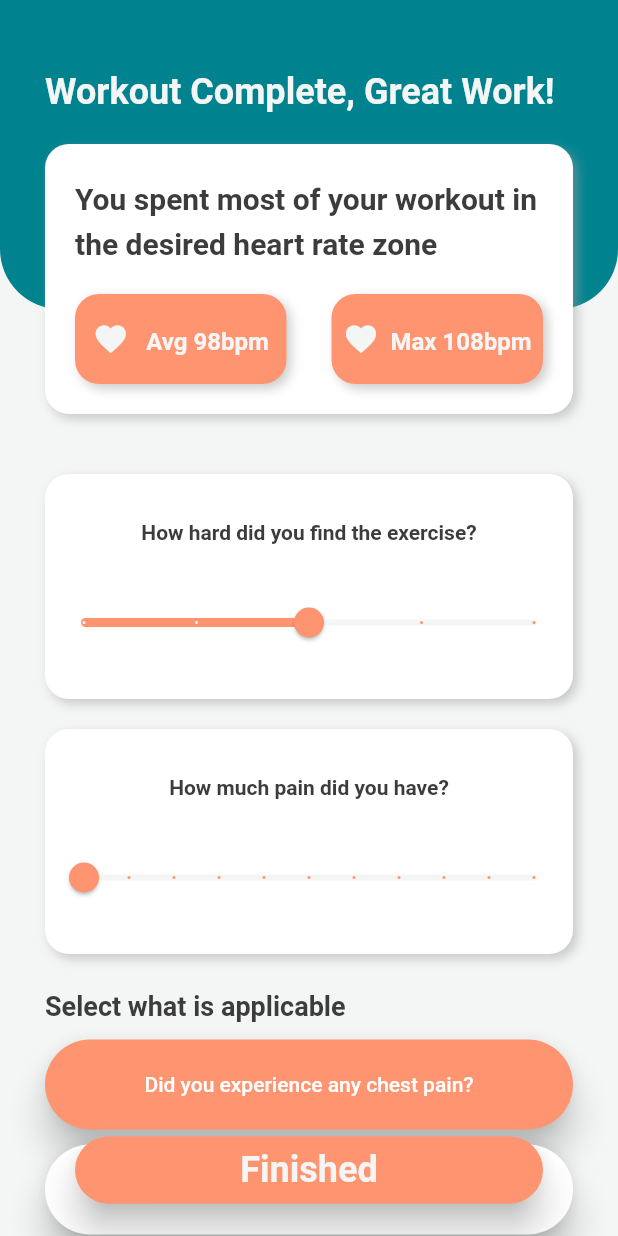
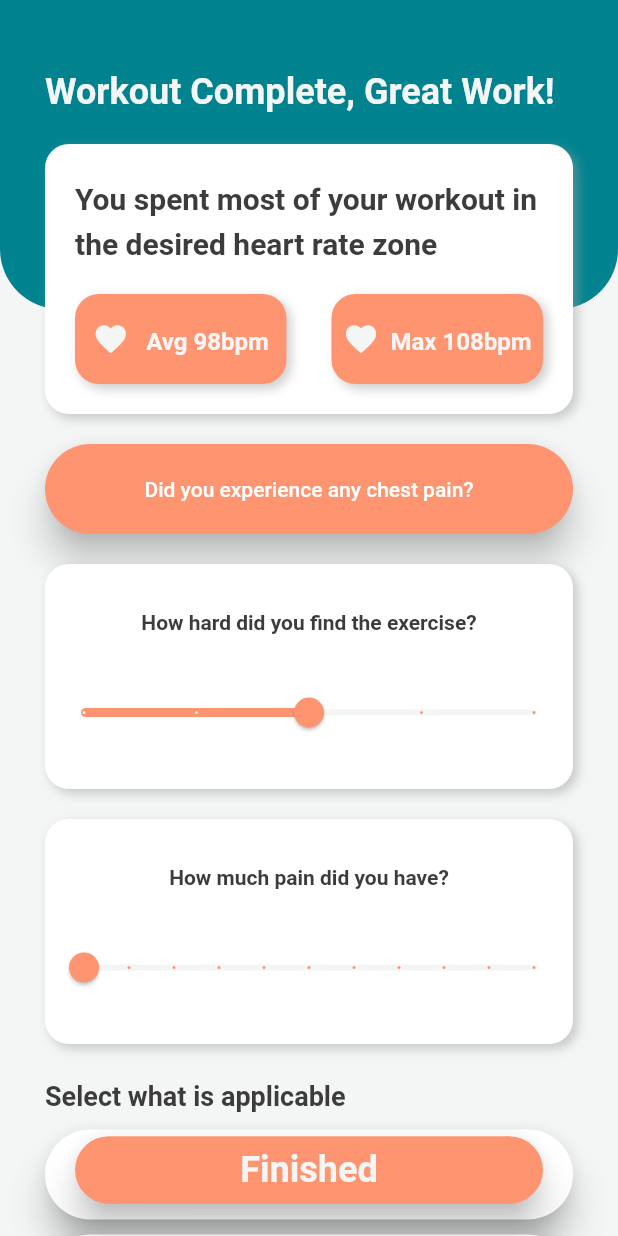
Before and after one commit to lemonfrance/fitness_mobile_app, a Flutter app: the PostExercise screen opened directly, after a tap on "Did you experience any chest pain?", on a phone screen of 412 x 824 dp. Run offline on Flutter 3.47's test engine with Material 2 defaults, Android fonts, the phone set to English and light mode, and no system bars; our stand-ins replace circular_countdown_timer, cloud_firestore, firebase_auth, firebase_core, flutter_spinkit, flutter_svg and 5 more; missing offline and left inert: dart:ffi, flutter_web_auth; accounts and stored records are empty; Roboto replaces fonts that are missing (Sohne-Buch).

Commit message:
add refresh button to post exercise

```diff
--- a/lib/pages/postExercise.dart
+++ b/lib/pages/postExercise.dart
@@ -3,6 +3,7 @@ import 'package:flutter/material.dart';
 import 'package:intl/intl.dart';
 import 'package:wearable_intelligence/Services/database.dart';
 import 'package:wearable_intelligence/Services/evaluation.dart';
+import 'package:wearable_intelligence/Services/fitbit.dart';
 import 'package:wearable_intelligence/components/heartrateGraph.dart';
 import 'package:wearable_intelligence/models/exercisePlan.dart';
 import 'package:wearable_intelligence/utils/globals.dart';
@@ -218,7 +219,21 @@ class _PostExerciseState extends State<PostExercise> {
                     Container(height: 20),
                     feedbackTile(),
                     Container(height: 20),
-                    workoutHeartRates[0].time == '' ? Container(height: 0) : HeartrateGraph(true),
+                    workoutHeartRates[0].time == '' ?  MaterialButton(
+                      onPressed: () async{
+                        await FitBitService().getHeartRateWorkout();
+                        //Navigator.push(context,MaterialPageRoute(builder: (context) => PostExercise("Post workout stats"));
+                      },
+                      minWidth: double.infinity,
+                      height: 60,
+                      elevation: 10,
+                      shape: StadiumBorder(),
+                      color: Colours.highlight,
+                      child: Text(
+                        "Did you experience any chest pain?",
+                        style: TextStyle(color: Colors.white ),
+                      ),
+                    ) : HeartrateGraph(true),
                     Container(height: 20),
                     slider("How hard did you find the exercise?", true),
                     Container(height: 20),
```
